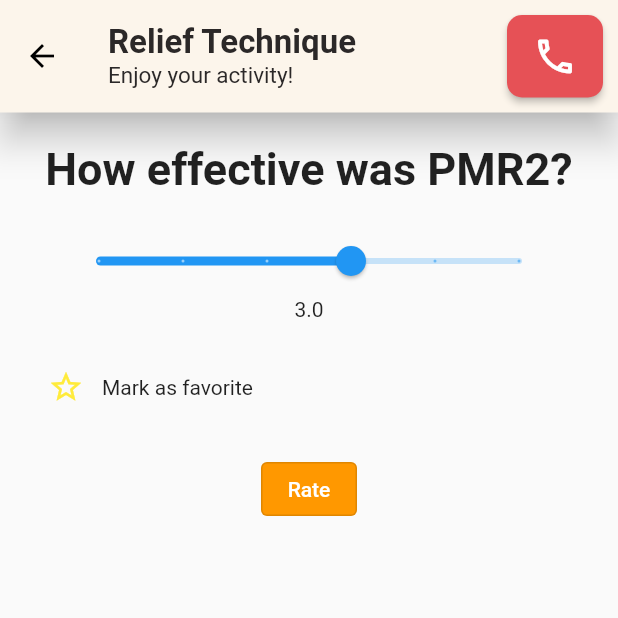
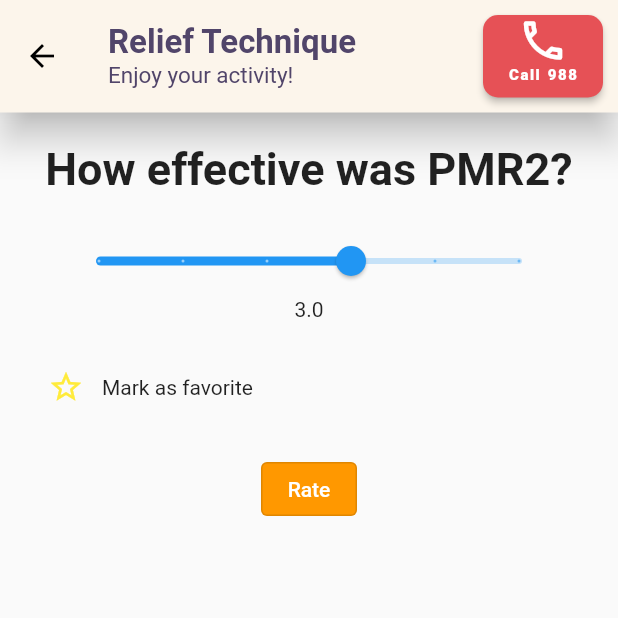
Before and after one commit to AlexShor0103/Team-2136-ReliefLink, a Flutter app: the ReliefRateScreen screen opened directly with sample values from the repository, on a phone screen of 412 x 824 dp, the top half of it. Run offline on Flutter 3.47's test engine with Material 2 defaults, Android fonts, the phone set to English and light mode, and no system bars; our stand-ins replace chewie, google_maps_flutter, shared_preferences, video_player; missing offline and left inert: store_redirect; accounts and stored records are empty.

Commit message:
All top bars include the new emergency call button.

```diff
--- a/lib/components/Navigation/TopBars.dart
+++ b/lib/components/Navigation/TopBars.dart
@@ -27,7 +27,7 @@ class TopBars extends StatelessWidget implements PreferredSizeWidget {
               style: TextStyle(
                 fontSize: 22,
                 fontWeight: FontWeight.bold,
-                color: black,
+                color: AppColors.font,
               ),
               children: <TextSpan>[
                 TextSpan(
@@ -35,7 +35,7 @@ class TopBars extends StatelessWidget implements PreferredSizeWidget {
                   style: TextStyle(
                     fontSize: 15,
                     fontWeight: FontWeight.normal,
-                    color: AppColors.black,
+                    color: AppColors.font,
                   ),
                 ),
               ]),
@@ -47,13 +47,27 @@ class TopBars extends StatelessWidget implements PreferredSizeWidget {
         Padding(
           padding: EdgeInsets.fromLTRB(10, 10, 10, 10),
             child: ElevatedButton(
-            child: const Icon(
-              Icons.phone_outlined,
-              size: 30,
+              child: Column(
+                children: const <Widget> [
+                  Icon(Icons.phone_outlined,
+                    size: 34,
                     color: AppColors.white,
                 ),
+                  Text("Call 988",
+                    style: TextStyle(
+                      fontSize: 10,
+                      fontWeight: FontWeight.w900,
+                      letterSpacing: 1,
+                      wordSpacing: 1,
+                ),
+                    softWrap: false,
+                    maxLines: 1,
+                    textAlign: TextAlign.left,
+                  ),
+                ],
+              ),
               style: ElevatedButton.styleFrom(
-              fixedSize: const Size(60, 60),
+                fixedSize: const Size(80, 80),
                 primary: AppColors.red2,
                 shape: const RoundedRectangleBorder(
                   borderRadius: BorderRadius.only(
@@ -78,7 +92,7 @@ class TopBars extends StatelessWidget implements PreferredSizeWidget {
                       mainAxisAlignment: MainAxisAlignment.center,
                       crossAxisAlignment: CrossAxisAlignment.center,
                       children: <Widget>[
-                        const Text("Call for emergency?"),
+                        const Text("Call 988, the Suicide \n& Crisis Lifeline?"),
                         const SizedBox(
                           height: 20,
                         ),
```
Lines whose indentation alone changed are shown as unchanged.
